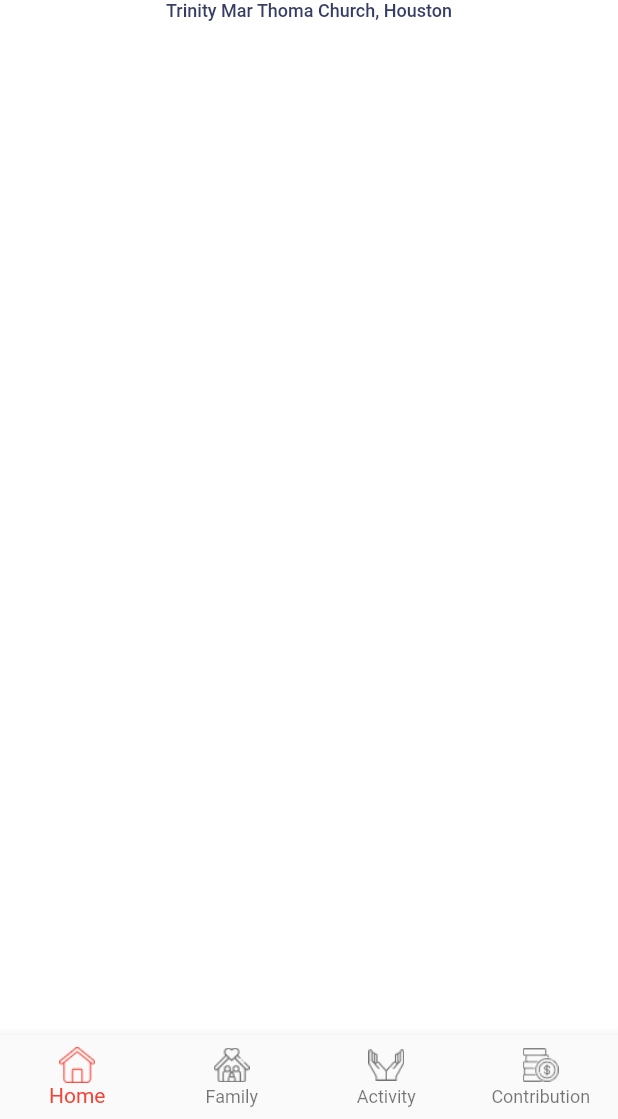
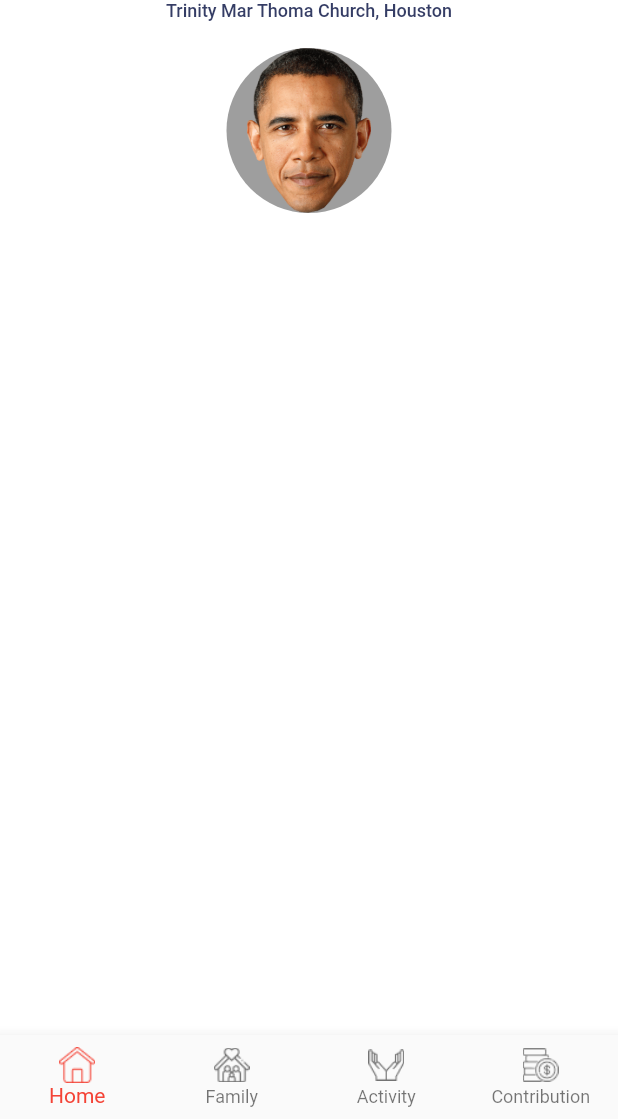
Before and after one commit to mayurpatil2991997/edstem_task_flutter, a Flutter app: the screen it shows after launch, on a phone screen of 412 x 824 dp, the part 117-1236 px from its top. Run offline on Flutter 3.47's test engine with Material 2 defaults, Android fonts, the phone set to English and light mode, and no system bars.

Commit message:
Added user image in profile screen

```diff
--- a/lib/screens/my_profile/my_profile_screen.dart
+++ b/lib/screens/my_profile/my_profile_screen.dart
@@ -1,4 +1,5 @@
 import 'package:edstem_demo_project/widgets/appbar/app_bar_widgets.dart';
+import 'package:edstem_demo_project/widgets/user_image/user_image_widget.dart';
 import 'package:flutter/material.dart';
 
 class MyProfileScreen extends StatefulWidget {
@@ -17,7 +18,13 @@ class _MyProfileScreenState extends State<MyProfileScreen> {
         preferredSize: Size.fromHeight(100.0),
         child: AppBarWidget(),
       ),
-      body: Container(),
+      body: Center(
+        child: Column(
+          children: const [
+            UserImageWidget(),
+          ],
+        ),
+      ),
     );
   }
 }
--- /dev/null
+++ b/lib/widgets/user_image/user_image_widget.dart
@@ -0,0 +1,22 @@
+import 'package:flutter/material.dart';
+
+class UserImageWidget extends StatelessWidget {
+  const UserImageWidget({Key? key}) : super(key: key);
+
+  @override
+  Widget build(BuildContext context) {
+    return Container(
+      margin: const EdgeInsets.all(10.0),
+      height: 110.0,
+      width: 110.0,
+      decoration: BoxDecoration(
+        color: Colors.grey,
+        borderRadius: BorderRadius.circular(70.0),
+      ),
+      child: Image.asset(
+        'assets/images/face.png',
+        // fit: BoxFit.contain,
+      ),
+    );
+  }
+}
--- a/pubspec.yaml
+++ b/pubspec.yaml
@@ -26,3 +26,5 @@ flutter:
   - assets/images/home_heart.png
   - assets/images/contribution.png
   - assets/images/activity.png
+  - assets/images/face.png
+  - assets/images/edit.png
```
Also changed, not shown: assets/images/edit.png (added), assets/images/face.png (added).
